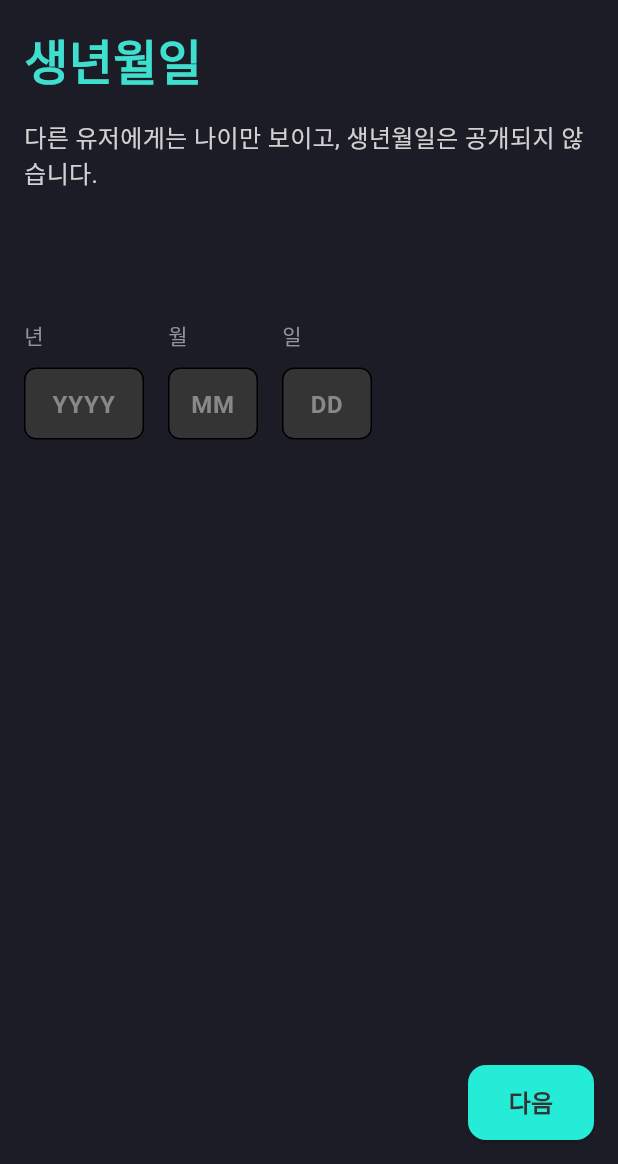
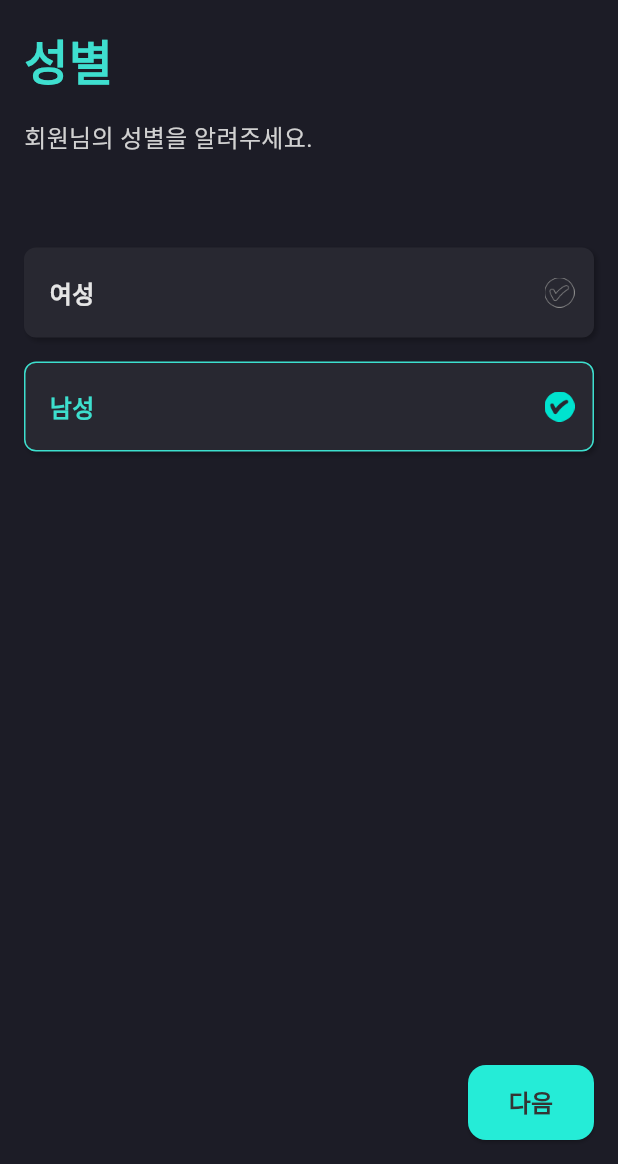
Before and after one commit to kdkcom1234/mintb-poc, a Flutter app: the BirthdayForm screen opened by its route, after a tap on "다음", on a phone screen of 412 x 824 dp, the part 72-1236 px from its top. Run offline on Flutter 3.47's test engine with Material 2 defaults, Android fonts, the phone set to English and light mode, and no system bars; our stand-ins replace cloud_firestore, firebase_auth, firebase_core, google_sign_in; accounts and stored records are empty; Roboto replaces fonts that are missing (Pretendard); project files that could hold a hidden picture were left out.

Commit message:
프로필 이미지 목록 까지

```diff
--- a/mintb-poc-app/lib/screens/auth/birthday_form.dart
+++ b/mintb-poc-app/lib/screens/auth/birthday_form.dart
@@ -18,6 +18,13 @@ class _BirthdayFormState extends State<BirthdayForm> {
   final TextEditingController dayController = TextEditingController();
   final FocusNode monthFocus = FocusNode();
   final FocusNode dayFocus = FocusNode();
+
+  @override
+  void initState() {
+    yearController.text = "1990";
+    monthController.text = "10";
+    dayController.text = "04";
+  }
 
   @override
   Widget build(BuildContext context) {
@@ -305,7 +312,10 @@ class _BirthdayFormState extends State<BirthdayForm> {
                               backgroundColor: const Color(0xFF25ECD7),
                               shape: RoundedRectangleBorder(
                                   borderRadius: BorderRadius.circular(12))),
-                          onPressed: () {},
+                          onPressed: () {
+                            Navigator.of(context)
+                                .pushNamed("/auth/gender-form");
+                          },
                           child: const Text(
                             '다음',
                             textAlign: TextAlign.center,
--- /dev/null
+++ b/mintb-poc-app/lib/screens/auth/gender_form.dart
@@ -0,0 +1,182 @@
+import 'package:flutter/material.dart';
+
+import '../../widgets/back_nav_button.dart';
+
+class GenderForm extends StatefulWidget {
+  const GenderForm({super.key});
+
+  @override
+  State<StatefulWidget> createState() {
+    return _GenderFormState();
+  }
+}
+
+class _GenderFormState extends State<GenderForm> {
+  final genders = ["여성", "남성"];
+  var selectedGender = 1;
+
+  @override
+  Widget build(BuildContext context) {
+    return Scaffold(
+        body: Container(
+            decoration: const BoxDecoration(color: Color(0xFF1C1C26)),
+            child: SafeArea(
+                child: Column(
+                    crossAxisAlignment: CrossAxisAlignment.start,
+                    children: [
+                  /* -- back navigation */
+                  Row(
+                    children: [
+                      Padding(
+                        padding: const EdgeInsets.only(left: 5, top: 5),
+                        child: BackNavButton(context),
+                      ),
+                    ],
+                  ),
+                  /* -- text */
+                  Padding(
+                      padding:
+                          const EdgeInsets.only(top: 16, left: 16, right: 16),
+                      child: Column(children: [
+                        const Row(
+                          children: [
+                            Text(
+                              '성별',
+                              style: TextStyle(
+                                  color: Color(0xFF3EDFCF),
+                                  fontSize: 32,
+                                  fontFamily: 'Pretendard',
+                                  fontWeight: FontWeight.w700,
+                                  height: 0),
+                            ),
+                          ],
+                        ),
+                        Padding(
+                            padding: const EdgeInsets.only(top: 16, bottom: 46),
+                            child: Row(
+                              children: [
+                                SizedBox(
+                                  width: MediaQuery.of(context).size.width - 32,
+                                  child: const Text(
+                                    '회원님의 성별을 알려주세요.',
+                                    style: TextStyle(
+                                      color: Color(0xFFD1D1D1),
+                                      fontSize: 16,
+                                      fontFamily: 'Pretendard',
+                                      fontWeight: FontWeight.w400,
+                                      height: 0,
+                                    ),
+                                  ),
+                                ),
+                              ],
+                            ))
+                      ])),
+                  /* -- form */
+                  Padding(
+                      padding: const EdgeInsets.only(left: 16, top: 16),
+                      child: Column(
+                        children: genders
+                            .map((e) => Container(
+                                  width: MediaQuery.of(context).size.width - 32,
+                                  margin: genders.indexOf(e) == 0
+                                      ? const EdgeInsets.only(bottom: 16)
+                                      : EdgeInsets.zero,
+                                  height: 60,
+                                  decoration: ShapeDecoration(
+                                    color: const Color(0xFF282831),
+                                    shape: RoundedRectangleBorder(
+                                      side: BorderSide(
+                                          width: 1,
+                                          color: selectedGender ==
+                                                  genders.indexOf(e)
+                                              ? const Color(0xFF3DDFCE)
+                                              : Colors.transparent),
+                                      borderRadius: BorderRadius.circular(8),
+                                    ),
+                                    shadows: const [
+                                      BoxShadow(
+                                        color: Color(0x3F000000),
+                                        blurRadius: 2,
+                                        offset: Offset(2, 2),
+                                        spreadRadius: 0,
+                                      )
+                                    ],
+                                  ),
+                                  child: InkWell(
+                                      onTap: () {
+                                        setState(() {
+                                          selectedGender = genders.indexOf(e);
+                                        });
+                                      },
+                                      child: Padding(
+                                        padding: const EdgeInsets.only(
+                                            left: 16, right: 12),
+                                        child: Row(
+                                          mainAxisAlignment:
+                                              MainAxisAlignment.spaceBetween,
+                                          children: [
+                                            Text(
+                                              e,
+                                              textAlign: TextAlign.center,
+                                              style: TextStyle(
+                                                color: selectedGender ==
+                                                        genders.indexOf(e)
+                                                    ? const Color(0xFF3DDFCE)
+                                                    : const Color(0xFFE5E5E5),
+                                                fontSize: 16,
+                                                fontFamily: 'Pretendard',
+                                                fontWeight: FontWeight.w700,
+                                                height: 0,
+                                              ),
+                                            ),
+                                            Image(
+                                              image: selectedGender ==
+                                                      genders.indexOf(e)
+                                                  ? const AssetImage(
+                                                      "assets/check_active.png")
+                                                  : const AssetImage(
+                                                      "assets/check_inactive.png"),
+                                              width: 20,
+                                            )
+                                          ],
+                                        ),
+                                      )),
+                                ))
+                            .toList(),
+                      )),
+                  /* -- bottom button */
+                  Expanded(
+                      child: Row(
+                    crossAxisAlignment: CrossAxisAlignment.end,
+                    mainAxisAlignment: MainAxisAlignment.end,
+                    children: [
+                      Container(
+                        padding: const EdgeInsets.only(right: 16, bottom: 16),
+                        width: 100,
+                        child: ElevatedButton(
+                          style: ElevatedButton.styleFrom(
+                              minimumSize: const Size.fromHeight(50),
+                              backgroundColor: const Color(0xFF25ECD7),
+                              shape: RoundedRectangleBorder(
+                                  borderRadius: BorderRadius.circular(12))),
+                          onPressed: () {
+                            Navigator.of(context)
+                                .pushNamed("/auth/profile-image-registration");
+                          },
+                          child: const Text(
+                            '다음',
+                            textAlign: TextAlign.center,
+                            style: TextStyle(
+                              color: Color(0xFF343434),
+                              fontSize: 16,
+                              fontFamily: 'Pretendard',
+                              fontWeight: FontWeight.w700,
+                            ),
+                          ),
+                        ),
+                      )
+                    ],
+                  ))
+                ]))));
+  }
+}
```
Also changed, not shown: mintb-poc-app/lib/main.dart (+6 -1 lines), mintb-poc-app/lib/screens/auth/profile_image_registration.dart (added, +180 -0 lines), mintb-poc-app/lib/widgets/profile_image_tile.dart (added, +76 -0 lines), mintb-poc-app/assets/add_icon.png (added), mintb-poc-app/assets/check_active.png (added), mintb-poc-app/assets/check_inactive.png (added), mintb-poc-app/assets/help_icon.png (added).
